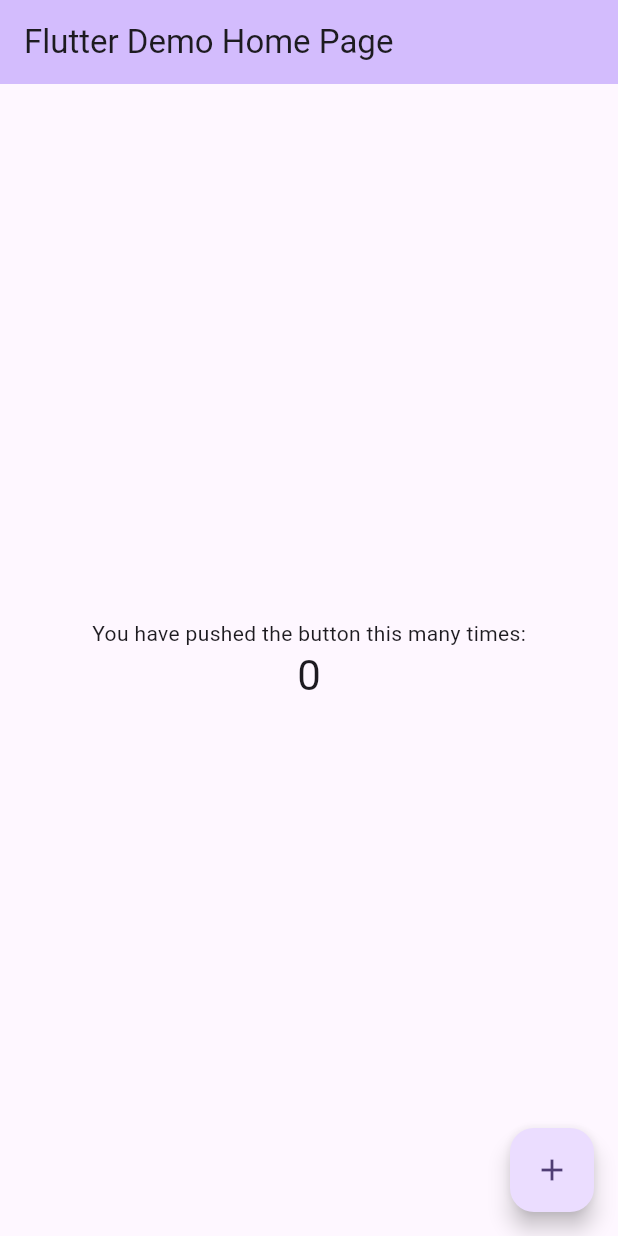
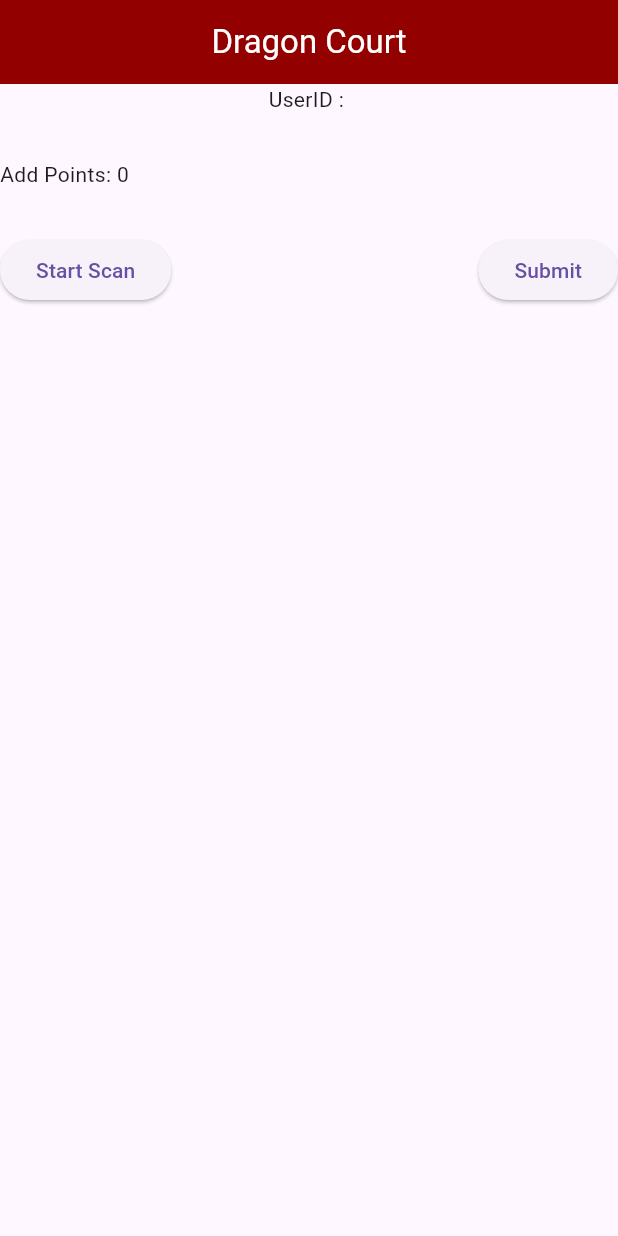
Before and after one commit to toriqultonu/Reward-App-Admin, a Flutter app: the screen it shows after launch, on a phone screen of 412 x 824 dp. Run offline on Flutter 3.47's test engine with Material 3 defaults, Android fonts, the phone set to English and light mode, and no system bars; our stand-ins replace cloud_firestore, firebase_core, fluttertoast; missing offline and left inert: flutter_barcode_scanner; accounts and stored records are empty; generated files the repository leaves out were written again.

```diff
--- a/lib/main.dart
+++ b/lib/main.dart
@@ -1,125 +1,25 @@
+import 'package:firebase_core/firebase_core.dart';
 import 'package:flutter/material.dart';
+import 'package:reward_app_admin/screens/home_page.dart';
 
-void main() {
+import 'firebase_options.dart';
+
+Future<void> main() async {
+  WidgetsFlutterBinding.ensureInitialized();
+  await Firebase.initializeApp(
+    options: DefaultFirebaseOptions.currentPlatform,
+  );
   runApp(const MyApp());
 }
 
 class MyApp extends StatelessWidget {
   const MyApp({super.key});
 
-  // This widget is the root of your application.
   @override
   Widget build(BuildContext context) {
     return MaterialApp(
-      title: 'Flutter Demo',
-      theme: ThemeData(
-        // This is the theme of your application.
-        //
-        // TRY THIS: Try running your application with "flutter run". You'll see
-        // the application has a purple toolbar. Then, without quitting the app,
-        // try changing the seedColor in the colorScheme below to Colors.green
-        // and then invoke "hot reload" (save your changes or press the "hot
-        // reload" button in a Flutter-supported IDE, or press "r" if you used
-        // the command line to start the app).
-        //
-        // Notice that the counter didn't reset back to zero; the application
-        // state is not lost during the reload. To reset the state, use hot
-        // restart instead.
-        //
-        // This works for code too, not just values: Most code changes can be
-        // tested with just a hot reload.
-        colorScheme: ColorScheme.fromSeed(seedColor: Colors.deepPurple),
-        useMaterial3: true,
-      ),
-      home: const MyHomePage(title: 'Flutter Demo Home Page'),
+      debugShowCheckedModeBanner: false,
+      home:  HomePage(),
     );
   }
 }
-
-class MyHomePage extends StatefulWidget {
-  const MyHomePage({super.key, required this.title});
-
-  // This widget is the home page of your application. It is stateful, meaning
-  // that it has a State object (defined below) that contains fields that affect
-  // how it looks.
-
-  // This class is the configuration for the state. It holds the values (in this
-  // case the title) provided by the parent (in this case the App widget) and
-  // used by the build method of the State. Fields in a Widget subclass are
-  // always marked "final".
-
-  final String title;
-
-  @override
-  State<MyHomePage> createState() => _MyHomePageState();
-}
-
-class _MyHomePageState extends State<MyHomePage> {
-  int _counter = 0;
-
-  void _incrementCounter() {
-    setState(() {
-      // This call to setState tells the Flutter framework that something has
-      // changed in this State, which causes it to rerun the build method below
-      // so that the display can reflect the updated values. If we changed
-      // _counter without calling setState(), then the build method would not be
-      // called again, and so nothing would appear to happen.
-      _counter++;
-    });
-  }
-
-  @override
-  Widget build(BuildContext context) {
-    // This method is rerun every time setState is called, for instance as done
-    // by the _incrementCounter method above.
-    //
-    // The Flutter framework has been optimized to make rerunning build methods
-    // fast, so that you can just rebuild anything that needs updating rather
-    // than having to individually change instances of widgets.
-    return Scaffold(
-      appBar: AppBar(
-        // TRY THIS: Try changing the color here to a specific color (to
-        // Colors.amber, perhaps?) and trigger a hot reload to see the AppBar
-        // change color while the other colors stay the same.
-        backgroundColor: Theme.of(context).colorScheme.inversePrimary,
-        // Here we take the value from the MyHomePage object that was created by
-        // the App.build method, and use it to set our appbar title.
-        title: Text(widget.title),
-      ),
-      body: Center(
-        // Center is a layout widget. It takes a single child and positions it
-        // in the middle of the parent.
-        child: Column(
-          // Column is also a layout widget. It takes a list of children and
-          // arranges them vertically. By default, it sizes itself to fit its
-          // children horizontally, and tries to be as tall as its parent.
-          //
-          // Column has various properties to control how it sizes itself and
-          // how it positions its children. Here we use mainAxisAlignment to
-          // center the children vertically; the main axis here is the vertical
-          // axis because Columns are vertical (the cross axis would be
-          // horizontal).
-          //
-          // TRY THIS: Invoke "debug painting" (choose the "Toggle Debug Paint"
-          // action in the IDE, or press "p" in the console), to see the
-          // wireframe for each widget.
-          mainAxisAlignment: MainAxisAlignment.center,
-          children: <Widget>[
-            const Text(
-              'You have pushed the button this many times:',
-            ),
-            Text(
-              '$_counter',
-              style: Theme.of(context).textTheme.headlineMedium,
-            ),
-          ],
-        ),
-      ),
-      floatingActionButton: FloatingActionButton(
-        onPressed: _incrementCounter,
-        tooltip: 'Increment',
-        child: const Icon(Icons.add),
-      ), // This trailing comma makes auto-formatting nicer for build methods.
-    );
-  }
-}
--- /dev/null
+++ b/lib/screens/home_page.dart
@@ -0,0 +1,90 @@
+
+import 'package:flutter/cupertino.dart';
+import 'package:flutter/material.dart';
+import 'package:flutter/services.dart';
+import 'package:flutter_barcode_scanner/flutter_barcode_scanner.dart';
+import 'package:reward_app_admin/styles.dart';
+import 'package:reward_app_admin/widgets/crud_user.dart';
+import 'package:reward_app_admin/widgets/toast.dart';
+import 'package:cloud_firestore/cloud_firestore.dart';
+
+class HomePage extends StatefulWidget {
+  const HomePage();
+
+  @override
+  State<HomePage> createState() => _HomePageState();
+}
+
+
+class _HomePageState extends State<HomePage> {
+  Map<String, dynamic> userData = new Map();
+  var points = 0;
+
+  String scannedResult = '';
+  startScan() async{
+    var result;
+    try{
+      result = await FlutterBarcodeScanner.scanBarcode('#FFFFFF', 'Cancel', true, ScanMode.QR);
+      DocumentSnapshot snapshot = await fetchUserData(result);
+      userData = snapshot.data() as Map<String, dynamic>;
+
+    }on PlatformException catch(e){
+      result = 'Failed to get platform version';
+      showToast(message: 'Error occured');
+    }catch(e){
+      showToast(message: 'Error occured ${e.toString()}');
+    }
+    if(!mounted) return;
+
+    setState((){
+      scannedResult = result;
+      points = userData["points"];
+    });
+
+  }
+  @override
+  Widget build(BuildContext context) {
+    return SafeArea(
+      child: Scaffold(
+          appBar: AppBar(
+            backgroundColor: AppColors.primaryColor,
+            automaticallyImplyLeading: false,
+            title: Center(child: Text("Dragon Court", style: TextStyle(color: Colors.white),)),
+          ),
+          body: SingleChildScrollView(
+            child: Column(
+              children: [
+
+                Text('UserID : $scannedResult'),
+                SizedBox(height: 30,),
+              Row(
+                children: [
+                  Text('Add Points: $points'),
+                  // Spacer(),
+                  // TextField()
+                ],),
+                SizedBox(height: 30,),
+                Row(
+                  children: [
+                    ElevatedButton(
+                      onPressed: (){
+                        startScan();
+                      },
+                      child: Text('Start Scan'),
+                    ),
+                    Spacer(),
+                    ElevatedButton(
+                      onPressed: (){
+                        /// Todo submit operation.
+                        updateUserDetails("points", 50, scannedResult);
+                      },
+                      child: Text('Submit'),
+                    ),
+                  ],
+                )
+              ],
+            ),
+          )),
+    );
+  }
+}
--- /dev/null
+++ b/lib/styles.dart
@@ -0,0 +1,6 @@
+import 'package:flutter/material.dart';
+
+class AppColors{
+  static Color primaryColor = const Color.fromARGB(255, 146, 0, 0);
+  static Color white = const Color(0xFFffffff);
+}
--- a/pubspec.yaml
+++ b/pubspec.yaml
@@ -35,6 +35,11 @@ dependencies:
   # The following adds the Cupertino Icons font to your application.
   # Use with the CupertinoIcons class for iOS style icons.
   cupertino_icons: ^1.0.2
+  flutter_barcode_scanner: ^2.0.0
+  fluttertoast: ^8.2.2
+  firebase_core: ^2.25.4
+  cloud_firestore: ^4.8.2
+  firebase_storage: ^11.2.4
 
 dev_dependencies:
   flutter_test:
```
Also changed, not shown: lib/widgets/crud_user.dart (added, +20 -0 lines), lib/widgets/toast.dart (added, +14 -0 lines), pubspec.lock, 1 other file.
